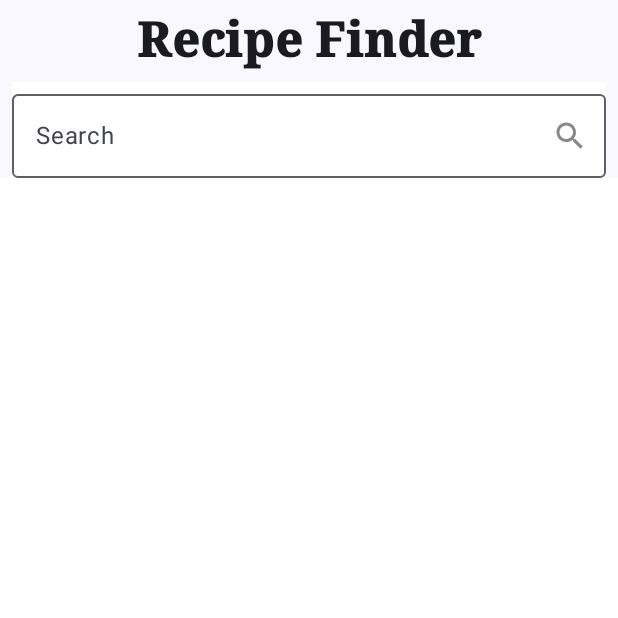
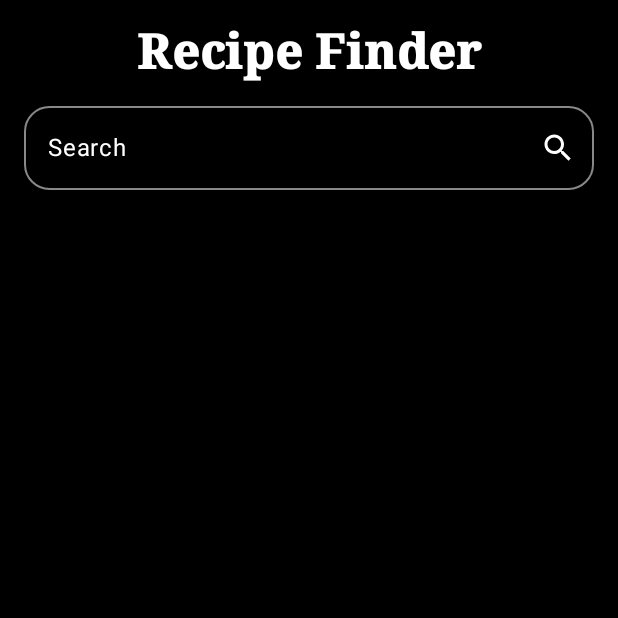
Before and after one commit to monotoshghosh/Recipe-Finder, an Android app built with Jetpack Compose: the composable SuccessComponent called with empty values, on a phone screen of 412 x 824 dp, the top half of it. Run offline under Robolectric (Android 15) with nearby library versions, the phone set to English and light mode, and no system bars.

Commit message:
Dark Mode ON

```diff
--- a/app/src/main/java/com/monotoshghosh/recipefinder/ui/components/RecipesList.kt
+++ b/app/src/main/java/com/monotoshghosh/recipefinder/ui/components/RecipesList.kt
@@ -12,7 +12,7 @@ import com.monotoshghosh.recipefinder.data.model.Meal
 @Composable
 fun RecipesList(recipes: List<Meal>) {
     LazyColumn(
-        modifier = Modifier.fillMaxSize().background(Color.White)
+        modifier = Modifier.fillMaxSize().background(Color.Black)
     ){
         items(recipes) {
             RecipeListItem(it)
--- a/app/src/main/java/com/monotoshghosh/recipefinder/ui/components/SearchComponent.kt
+++ b/app/src/main/java/com/monotoshghosh/recipefinder/ui/components/SearchComponent.kt
@@ -4,8 +4,10 @@ import androidx.compose.foundation.background
 import androidx.compose.foundation.layout.Column
 import androidx.compose.foundation.layout.fillMaxWidth
 import androidx.compose.foundation.layout.padding
+import androidx.compose.foundation.shape.RoundedCornerShape
 import androidx.compose.material.icons.Icons
 import androidx.compose.material.icons.filled.Search
+import androidx.compose.material3.ExperimentalMaterial3Api
 import androidx.compose.material3.Icon
 import androidx.compose.material3.IconButton
 import androidx.compose.material3.MaterialTheme
@@ -19,7 +21,9 @@ import androidx.compose.runtime.setValue
 import androidx.compose.ui.Modifier
 import androidx.compose.ui.graphics.Color
 import androidx.compose.ui.unit.dp
+import androidx.compose.material3.TextFieldDefaults // Make sure this is imported
 
+@OptIn(ExperimentalMaterial3Api::class)
 @Composable
 fun SearchComponent(onSearchClicked: (query: String) -> Unit) {
     var query by remember { mutableStateOf("") }
@@ -33,35 +37,44 @@ fun SearchComponent(onSearchClicked: (query: String) -> Unit) {
         OutlinedTextField(
             modifier = Modifier
                 .fillMaxWidth()
-                .background(Color.White),
+                .padding(bottom = 12.dp)
+                .background(Color.Black),
             value = query,
             onValueChange = {
-                if (it.isNotBlank()) {
-                    errorMessage = ""
-                }
+                if (it.isNotBlank()) errorMessage = ""
                 query = it
             },
-            label = { Text("Search") },
+            label = { Text("Search", color = Color.White) },
             singleLine = true,
             isError = errorMessage.isNotBlank(),
+            shape = RoundedCornerShape(17.dp), // 👈 Rounded corners here
             trailingIcon = {
-                IconButton(
-                    onClick = {
-                        if (query.isNotBlank()) {
-                            onSearchClicked(query)
-                        } else {
-                            errorMessage = "Enter a query first"
-                        }
+                IconButton(onClick = {
+                    if (query.isNotBlank()) {
+                        onSearchClicked(query)
+                    } else {
+                        errorMessage = "Enter a query first"
                     }
-                ) {
+                }) {
                     Icon(
                         imageVector = Icons.Default.Search,
-                        contentDescription = "Clear",
-                        tint = Color.Gray
+                        contentDescription = "Search",
+                        tint = Color.White
                     )
                 }
-            }
+            },
+            colors = TextFieldDefaults.outlinedTextFieldColors(    // Search Bar Inside Color
+                containerColor = Color.Black,
+                unfocusedBorderColor = Color.Gray,
+                focusedBorderColor = Color.White,
+                unfocusedLabelColor = Color.LightGray,
+                focusedLabelColor = Color.White,
+                cursorColor = Color.White,
+                focusedTextColor = Color.White,
+                unfocusedTextColor = Color.White
+            )
         )
+
         if (errorMessage.isNotBlank()) {
             Text(
                 text = errorMessage,
--- a/app/src/main/java/com/monotoshghosh/recipefinder/ui/components/SuccessComponent.kt
+++ b/app/src/main/java/com/monotoshghosh/recipefinder/ui/components/SuccessComponent.kt
@@ -1,11 +1,14 @@
 package com.monotoshghosh.recipefinder.ui.components
 
+import androidx.compose.foundation.background
 import androidx.compose.foundation.layout.Column
+import androidx.compose.foundation.layout.fillMaxSize
 import androidx.compose.foundation.layout.padding
 import androidx.compose.material3.Text
 import androidx.compose.runtime.Composable
 import androidx.compose.ui.Alignment
 import androidx.compose.ui.Modifier
+import androidx.compose.ui.graphics.Color
 import androidx.compose.ui.text.font.FontFamily
 import androidx.compose.ui.text.font.FontWeight
 import androidx.compose.ui.unit.dp
@@ -14,13 +17,21 @@ import com.monotoshghosh.recipefinder.data.model.Meal
 
 @Composable
 fun SuccessComponent(recipes: List<Meal>, onSearchClicked: (query: String) -> Unit) {
-    Column {
+    Column (
+        modifier = Modifier
+            .fillMaxSize()
+            .background(Color.Black) // Set background to black
+            .padding(8.dp)
+    ){
         Text(
             text = "Recipe Finder",
-            fontWeight = FontWeight(900),
+            fontWeight = FontWeight.Black,
             fontFamily = FontFamily.Serif,
             fontSize = 32.sp,
-            modifier = Modifier.padding(8.dp).align(Alignment.CenterHorizontally)
+            color = Color.White, // ✅ Make the text white
+            modifier = Modifier
+                .padding(8.dp)
+                .align(Alignment.CenterHorizontally)
         )
         SearchComponent(onSearchClicked = onSearchClicked)
         RecipesList(recipes = recipes)
--- a/app/src/main/java/com/monotoshghosh/recipefinder/ui/theme/Color.kt
+++ b/app/src/main/java/com/monotoshghosh/recipefinder/ui/theme/Color.kt
@@ -5,6 +5,9 @@ import androidx.compose.ui.graphics.Color
 val Purple80 = Color(0xFFD0BCFF)
 val PurpleGrey80 = Color(0xFFCCC2DC)
 val Pink80 = Color(0xFFEFB8C8)
+val DarkGray = Color(0xFF202020)
+val DarkGray2 = Color(0xFFACACAC)
+
 
 val Purple40 = Color(0xFF6650a4)
 val PurpleGrey40 = Color(0xFF625b71)
```
Also changed, not shown: app/src/main/java/com/monotoshghosh/recipefinder/ui/components/LoadingComponent.kt (+9 -3 lines), app/src/main/java/com/monotoshghosh/recipefinder/ui/components/RecipeListItem.kt (+20 -9 lines), 76 other files.
